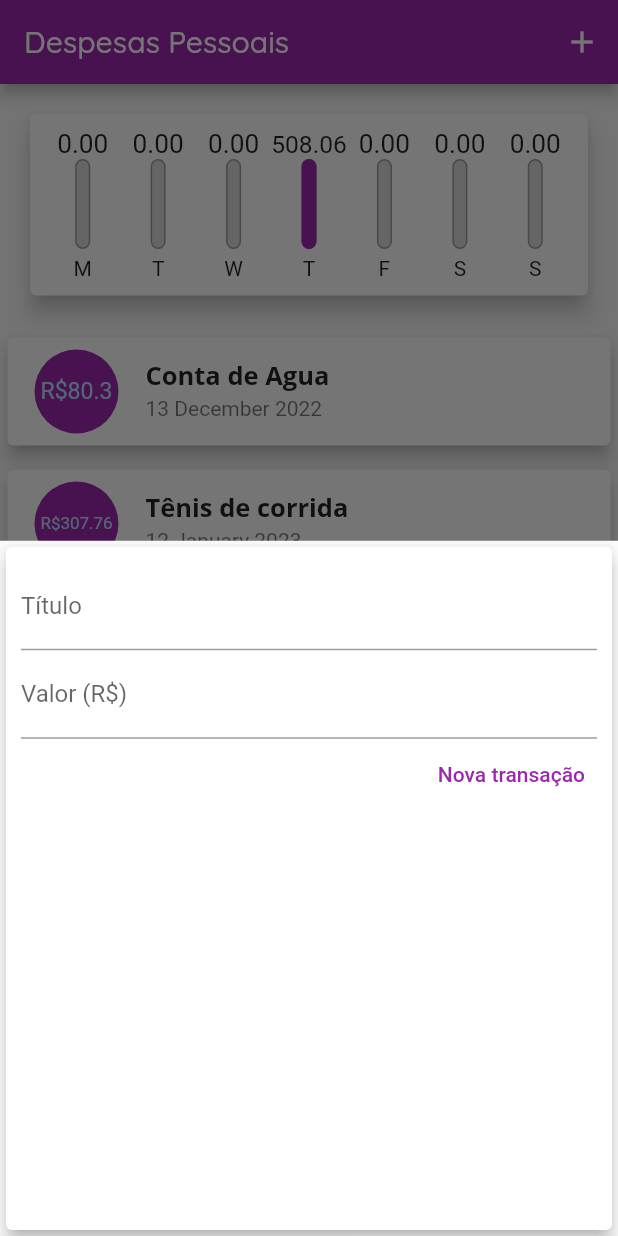
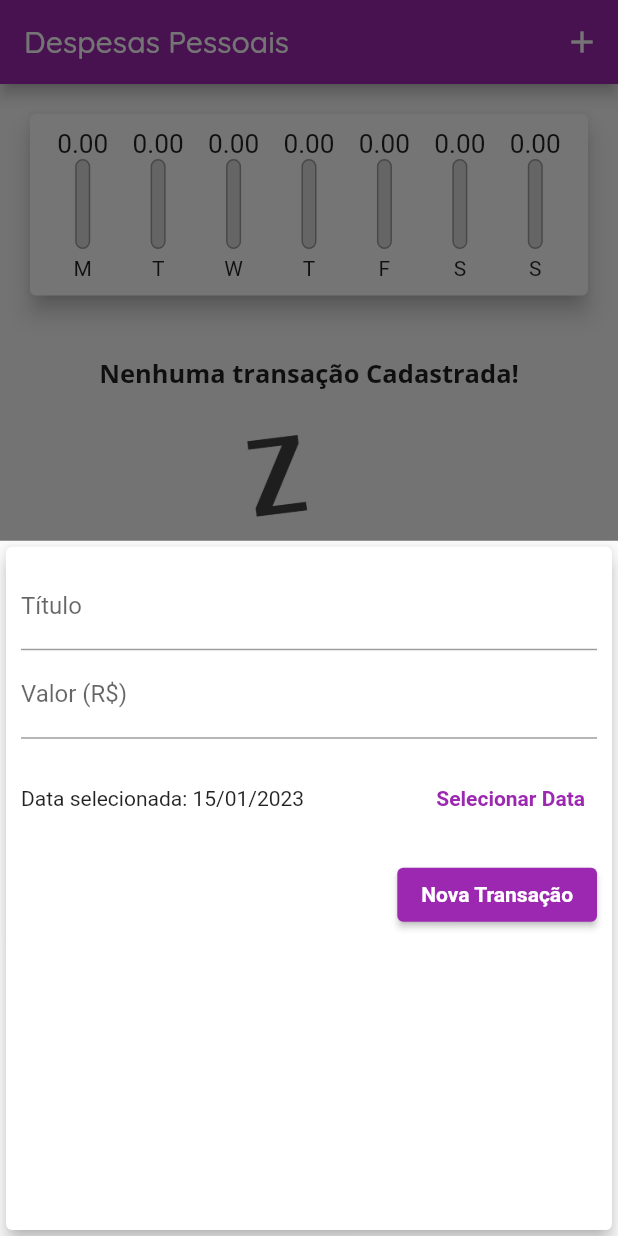
Before and after one commit to MateusLim4/cod3r-expenses, a Flutter app: the screen it shows after launch, after a tap on the "add" icon, on a phone screen of 412 x 824 dp. Run offline on Flutter 3.47's test engine with Material 2 defaults, Android fonts, the phone set to English and light mode, and no system bars; our stand-ins replace google_fonts.

Commit message:
Final fixes

```diff
--- a/src/lib/assets/fonts/fonts.dart
+++ b/src/lib/assets/fonts/fonts.dart
@@ -34,13 +34,13 @@ class Fonts implements IFonts {
   TextStyle get quicksandMedium => GoogleFonts.quicksand(
         fontWeight: FontWeight.normal,
         fontSize: 18,
-        color: Colors.black,
+        color: Colors.white,
       );
 
   @override
   TextStyle get quicksandBold => GoogleFonts.quicksand(
         fontWeight: FontWeight.bold,
         fontSize: 18,
-        color: Colors.black,
+        color: Colors.white,
       );
 }
--- a/src/lib/components/chart.dart
+++ b/src/lib/components/chart.dart
@@ -54,7 +54,9 @@ class Chart extends StatelessWidget {
                 child: ChartBar(
                     label: tr['day'],
                     value: tr['value'],
-                    percentage: (tr['value'] / _weekTotalValue)),
+                    percentage: _weekTotalValue == 0
+                        ? 0
+                        : (tr['value'] / _weekTotalValue)),
               );
             }).toList(),
           ),
--- a/src/lib/components/transaction_form.dart
+++ b/src/lib/components/transaction_form.dart
@@ -1,7 +1,8 @@
 import 'package:flutter/material.dart';
+import 'package:intl/intl.dart';
 
 class TransactionForm extends StatefulWidget {
-  final void Function(String, double)? onSubmit;
+  final void Function(String, double, DateTime)? onSubmit;
 
   const TransactionForm({Key? key, this.onSubmit}) : super(key: key);
 
@@ -10,18 +11,31 @@ class TransactionForm extends StatefulWidget {
 }
 
 class _TransactionFormState extends State<TransactionForm> {
-  final titleController = TextEditingController();
-
-  final valueController = TextEditingController();
+  final _titleController = TextEditingController();
+  final _valueController = TextEditingController();
+  DateTime? _selectedDate = DateTime.now();
 
   _submitForm() {
-    final title = titleController.text;
-    final value = double.tryParse(valueController.text);
+    final title = _titleController.text;
+    final value = double.tryParse(_valueController.text);
 
-    if (title.isEmpty || value! <= 0) {
+    if (title.isEmpty || value! <= 0 || _selectedDate == null) {
       return;
     }
-    widget.onSubmit!(title, value);
+    widget.onSubmit!(title, value, _selectedDate!);
+  }
+
+  _showDatePicker() {
+    showDatePicker(
+            context: context,
+            initialDate: DateTime.now(),
+            firstDate: DateTime(2023),
+            lastDate: DateTime.now())
+        .then((pikedDate) {
+      setState(() {
+        _selectedDate = pikedDate;
+      });
+    });
   }
 
   @override
@@ -34,25 +48,44 @@ class _TransactionFormState extends State<TransactionForm> {
             children: [
               TextField(
                 decoration: const InputDecoration(labelText: 'Título'),
-                controller: titleController,
+                controller: _titleController,
                 onSubmitted: (_) => _submitForm(),
               ),
               TextField(
                 decoration: const InputDecoration(labelText: 'Valor (R\$)'),
                 keyboardType: TextInputType.number,
-                controller: valueController,
+                controller: _valueController,
                 onSubmitted: (_) => _submitForm(),
+              ),
+              SizedBox(
+                height: 80,
+                child: Row(
+                  children: [
+                    Expanded(
+                      child: Text(_selectedDate == null
+                          ? "Nenhuma data selecionada!"
+                          : 'Data selecionada: ${DateFormat('dd/MM/y').format(_selectedDate!)}'),
+                    ),
+                    TextButton(
+                        onPressed: _showDatePicker,
+                        child: const Text(
+                          'Selecionar Data',
+                          style: TextStyle(fontWeight: FontWeight.bold),
+                        ))
+                  ],
+                ),
               ),
               Row(
                 mainAxisAlignment: MainAxisAlignment.end,
                 children: [
-                  TextButton(
-                      onPressed: _submitForm,
-                      child: Text(
-                        "Nova transação",
-                        style: TextStyle(
-                            color: Theme.of(context).colorScheme.primary),
-                      )),
+                  ElevatedButton(
+                    onPressed: _submitForm,
+                    child: const Text(
+                      "Nova Transação",
+                      style: TextStyle(
+                          color: Colors.white, fontWeight: FontWeight.bold),
+                    ),
+                  )
                 ],
               )
             ],
--- a/src/lib/components/transaction_list.dart
+++ b/src/lib/components/transaction_list.dart
@@ -5,8 +5,10 @@ import '../models/transaction.dart';
 
 class TransactionList extends StatelessWidget {
   final List<Transaction> transactions;
+  final void Function(String) onRemove;
 
-  const TransactionList({Key? key, required this.transactions})
+  const TransactionList(
+      {Key? key, required this.transactions, required this.onRemove})
       : super(key: key);
 
   @override
@@ -14,10 +16,12 @@ class TransactionList extends StatelessWidget {
     return transactions.isEmpty
         ? Column(
             children: [
-              Text("Nenhuma transação Cadastrada!",
-                  style: Fonts().quicksandBold),
               const SizedBox(
                 height: 20,
+              ),
+              Text("Nenhuma transação Cadastrada!", style: Fonts().cardText),
+              const SizedBox(
+                height: 30,
               ),
               SizedBox(
                   height: 200,
@@ -38,13 +42,22 @@ class TransactionList extends StatelessWidget {
                   margin:
                       const EdgeInsets.symmetric(vertical: 8, horizontal: 5),
                   child: ListTile(
+                    trailing: IconButton(
+                      icon: const Icon(
+                        Icons.delete,
+                      ),
+                      onPressed: (() => onRemove(tr.id)),
+                    ),
                     leading: CircleAvatar(
                       backgroundColor: Theme.of(context).colorScheme.primary,
                       radius: 30,
                       child: Padding(
                         padding: const EdgeInsets.all(6.0),
                         child: FittedBox(
-                          child: Text("R\$${tr.value}"),
+                          child: Text(
+                            "R\$${tr.value.toStringAsFixed(2)}",
+                            style: Fonts().quicksandBold,
+                          ),
                         ),
                       ),
                     ),
--- a/src/lib/main.dart
+++ b/src/lib/main.dart
@@ -38,26 +38,7 @@ class HomePage extends StatefulWidget {
 }
 
 class _HomePageState extends State<HomePage> {
-  final List<Transaction> _transactions = [
-    Transaction(
-      id: 't0',
-      title: 'Conta de Agua',
-      value: 80.30,
-      date: DateTime.now().subtract(const Duration(days: 33)),
-    ),
-    Transaction(
-      id: 't1',
-      title: 'Tênis de corrida',
-      value: 307.76,
-      date: DateTime.now().subtract(const Duration(days: 3)),
-    ),
-    Transaction(
-      id: 't2',
-      title: 'Conta de Luz',
-      value: 200.30,
-      date: DateTime.now().subtract(const Duration(days: 3)),
-    ),
-  ];
+  final List<Transaction> _transactions = [];
 
   List<Transaction> get _recentTransactions {
     return _transactions.where((tr) {
@@ -69,12 +50,12 @@ class _HomePageState extends State<HomePage> {
     }).toList();
   }
 
-  _addTransaction(String title, double value) {
+  _addTransaction(String title, double value, DateTime date) {
     final newTransaction = Transaction(
         id: Random().nextDouble().toString(),
         title: title,
         value: value,
-        date: DateTime.now());
+        date: date);
 
     setState(() {
       _transactions.add(newTransaction);
@@ -92,6 +73,12 @@ class _HomePageState extends State<HomePage> {
             onSubmit: _addTransaction,
           );
         }));
+  }
+
+  _deleteTransaction(String id) {
+    setState(() {
+      _transactions.removeWhere((tr) => tr.id == id);
+    });
   }
 
   @override
@@ -112,7 +99,8 @@ class _HomePageState extends State<HomePage> {
           mainAxisAlignment: MainAxisAlignment.start,
           children: [
             Chart(recentTransactions: _recentTransactions),
-            TransactionList(transactions: _transactions),
+            TransactionList(
+                transactions: _transactions, onRemove: _deleteTransaction),
           ],
         ),
       ),
```
